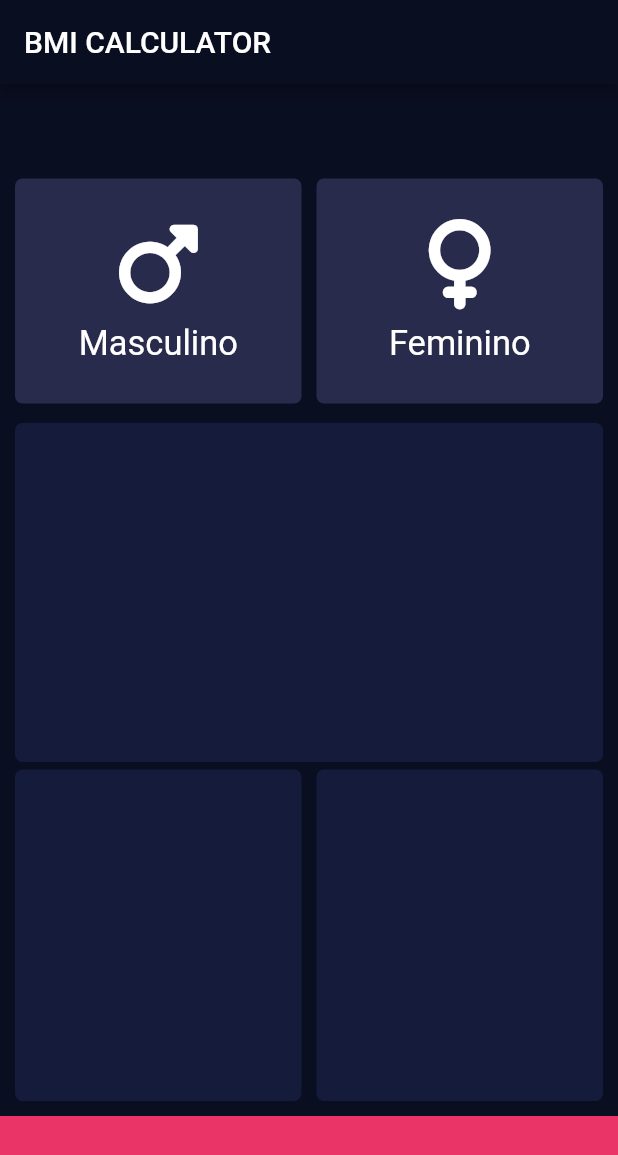
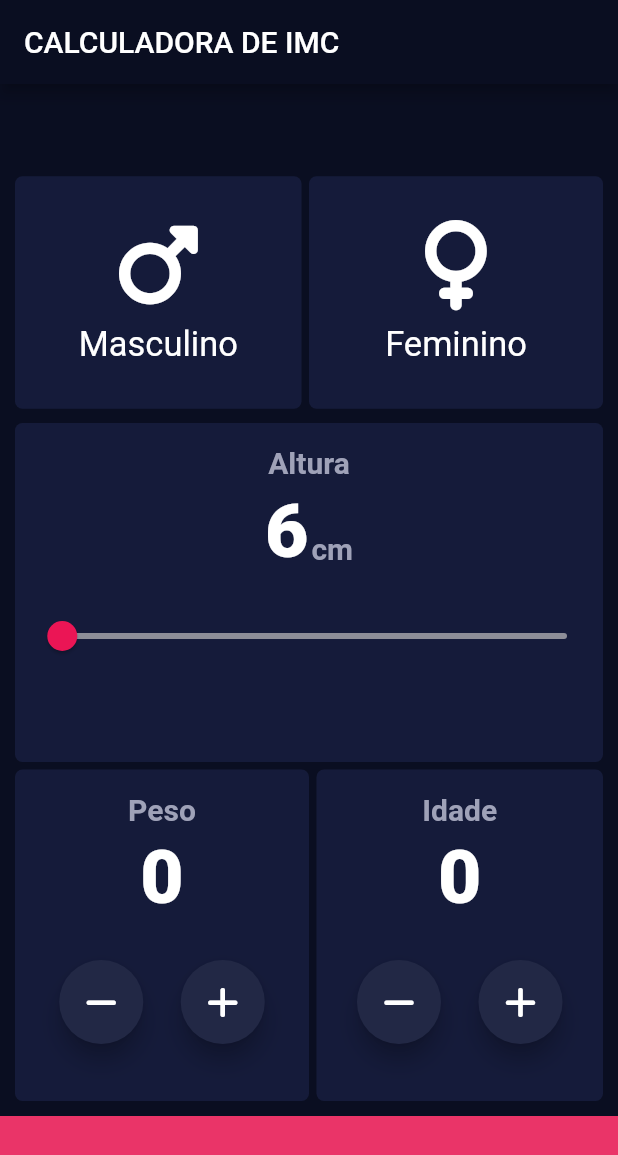
Before and after one commit to ElielViana/imc_calculator, a Flutter app: the screen it shows after launch, on a phone screen of 412 x 824 dp. Shown: the top 1155 px of the screen. Run offline on Flutter 3.47's test engine with Material 2 defaults, Android fonts, the phone set to English and light mode, and no system bars; our stand-ins replace font_awesome_flutter.

Commit message:
Atualizando projeto

```diff
--- /dev/null
+++ b/lib/botao_composicao.dart
@@ -0,0 +1,32 @@
+import 'package:flutter/material.dart';
+
+class BotaoComposicao extends StatelessWidget {
+  final VoidCallback? metodo;
+  final IconData? icone;
+  final Color? cor;
+
+  const BotaoComposicao({
+    this.metodo,
+    this.icone,
+    this.cor,
+    Key? key,
+  }) : super(key: key);
+
+  @override
+  Widget build(BuildContext context) {
+    return RawMaterialButton(
+      child: Icon(
+        icone,
+        color: Colors.white,
+      ),
+      onPressed: metodo,
+      elevation: 6,
+      fillColor: cor,
+      constraints: (const BoxConstraints.tightFor(
+        width: 56,
+        height: 56,
+      )),
+      shape: const CircleBorder(),
+    );
+  }
+}
--- a/lib/card_widget.dart
+++ b/lib/card_widget.dart
@@ -5,15 +5,17 @@ class CardWidget extends StatefulWidget {
   final String? texto;
   final IconData? icon;
   final Color cor;
+  final VoidCallback? onPress;
 
   const CardWidget({
-    required this.icon,
-    required this.texto,
-    required this.heigth,
-    required this.top,
-    required this.bottom,
-    required this.left,
-    required this.rigth,
+    this.icon,
+    this.onPress,
+    this.texto,
+    this.heigth,
+    this.top,
+    this.bottom,
+    this.left,
+    this.rigth,
     required this.cor,
     Key? key,
   }) : super(key: key);
@@ -25,7 +27,9 @@ class CardWidget extends StatefulWidget {
 class _CardWidgetState extends State<CardWidget> {
   @override
   Widget build(BuildContext context) {
-    return Container(
+    return GestureDetector(
+      onTap: widget.onPress,
+      child: Container(
         height: widget.heigth,
         width: MediaQuery.of(context).size.width,
         margin: EdgeInsets.only(
@@ -57,6 +61,7 @@ class _CardWidgetState extends State<CardWidget> {
             )
           ],
         ),
+      ),
     );
   }
 }
--- /dev/null
+++ b/lib/componente_altura.dart
@@ -0,0 +1,116 @@
+import 'package:flutter/material.dart';
+
+class ComponenteAltura extends StatefulWidget {
+  final double? heigth, top, bottom, left, rigth;
+  final String? texto;
+
+  final Color? cor;
+  final VoidCallback? onPress;
+
+  const ComponenteAltura({
+    this.onPress,
+    this.texto,
+    this.heigth,
+    this.top,
+    this.bottom,
+    this.left,
+    this.rigth,
+    this.cor,
+    Key? key,
+  }) : super(key: key);
+
+  @override
+  State<ComponenteAltura> createState() => _ComponenteAlturaState();
+}
+
+class _ComponenteAlturaState extends State<ComponenteAltura> {
+  int _value = 6;
+  @override
+  Widget build(BuildContext context) {
+    return GestureDetector(
+      onTap: widget.onPress,
+      child: Container(
+        height: widget.heigth,
+        width: MediaQuery.of(context).size.width,
+        margin: EdgeInsets.only(
+          top: widget.top ?? 0,
+          left: widget.left ?? 0,
+          right: widget.rigth ?? 0,
+        ),
+        decoration: BoxDecoration(
+          color: widget.cor,
+          borderRadius: BorderRadius.circular(5),
+        ),
+        child: Column(
+          mainAxisAlignment: MainAxisAlignment.start,
+          children: [
+            const SizedBox(
+              height: 15,
+            ),
+            const Text(
+              'Altura',
+              style: TextStyle(
+                color: Color.fromARGB(255, 159, 162, 184),
+                fontWeight: FontWeight.w600,
+                fontSize: 20,
+              ),
+            ),
+            const SizedBox(
+              height: 5,
+            ),
+            Row(
+              mainAxisAlignment: MainAxisAlignment.center,
+              children: [
+                Text(
+                  _value.toString(),
+                  style: const TextStyle(
+                    color: Colors.white,
+                    fontSize: 50,
+                    fontWeight: FontWeight.w900,
+                  ),
+                ),
+                const SizedBox(
+                  width: 2,
+                ),
+                SizedBox(
+                  height: 45,
+                  child: Column(
+                    mainAxisAlignment: MainAxisAlignment.end,
+                    children: const [
+                      Text(
+                        'cm',
+                        style: TextStyle(
+                          color: Color.fromARGB(255, 159, 162, 184),
+                          fontWeight: FontWeight.w600,
+                          fontSize: 20,
+                        ),
+                      ),
+                    ],
+                  ),
+                ),
+              ],
+            ),
+            SizedBox(
+              height: 80,
+              child: Slider(
+                  value: _value.toDouble(),
+                  min: 1.0,
+                  max: 230,
+                  activeColor: Colors.white,
+                  inactiveColor: const Color(0xFF8D8E98),
+                  thumbColor: const Color(0xFFEB1555),
+                  onChanged: (double newValue) {
+                    setState(() {
+                      _value = newValue.round();
+                    });
+                  },
+                  semanticFormatterCallback: (double newValue) {
+                    return '${newValue.round()} dollars';
+                  }),
+            ),
+          ],
+        ),
+      ),
+    );
+  }
+}
--- /dev/null
+++ b/lib/componente_base.dart
@@ -0,0 +1,92 @@
+import 'package:flutter/material.dart';
+
+class ComponenteBase extends StatefulWidget {
+  final double? heigth, top, bottom, left, rigth;
+  final String? texto, texto2;
+  final IconData? icon;
+  final Color cor;
+  final VoidCallback? onPress;
+  final Widget? buttonMinus;
+  final Widget? buttonPlus;
+
+  const ComponenteBase({
+    this.buttonMinus,
+    this.texto2,
+    this.buttonPlus,
+    this.icon,
+    this.onPress,
+    this.texto,
+    this.heigth,
+    this.top,
+    this.bottom,
+    this.left,
+    this.rigth,
+    required this.cor,
+    Key? key,
+  }) : super(key: key);
+
+  @override
+  State<ComponenteBase> createState() => _ComponenteBaseState();
+}
+
+class _ComponenteBaseState extends State<ComponenteBase> {
+  @override
+  Widget build(BuildContext context) {
+    return GestureDetector(
+      onTap: widget.onPress,
+      child: Container(
+        height: widget.heigth,
+        width: MediaQuery.of(context).size.width,
+        margin: EdgeInsets.only(
+          top: widget.top ?? 0,
+          left: widget.left ?? 0,
+          right: widget.rigth ?? 0,
+        ),
+        decoration: BoxDecoration(
+          color: widget.cor,
+          borderRadius: BorderRadius.circular(5),
+        ),
+        child: Column(
+          mainAxisAlignment: MainAxisAlignment.start,
+          children: [
+            const SizedBox(
+              height: 15,
+            ),
+            Text(
+              widget.texto ?? '',
+              style: const TextStyle(
+                color: Color.fromARGB(255, 159, 162, 184),
+                fontWeight: FontWeight.w600,
+                fontSize: 20,
+              ),
+            ),
+            const SizedBox(
+              height: 5,
+            ),
+            Text(
+              widget.texto2 ?? '',
+              style: const TextStyle(
+                color: Colors.white,
+                fontSize: 50,
+                fontWeight: FontWeight.w900,
+              ),
+            ),
+            const SizedBox(
+              height: 25,
+            ),
+            Row(
+              mainAxisAlignment: MainAxisAlignment.center,
+              children: [
+                widget.buttonMinus!,
+                const SizedBox(
+                  width: 25,
+                ),
+                widget.buttonPlus!,
+              ],
+            )
+          ],
+        ),
+      ),
+    );
+  }
+}
--- a/lib/pagina_entrada.dart
+++ b/lib/pagina_entrada.dart
@@ -1,7 +1,10 @@
 import 'package:flutter/material.dart';
 import 'package:font_awesome_flutter/font_awesome_flutter.dart';
+import 'package:imc_calculator/componente_base.dart';
 
+import 'botao_composicao.dart';
 import 'card_widget.dart';
+import 'componente_altura.dart';
 
 class PaginaEntrada extends StatefulWidget {
   const PaginaEntrada({Key? key}) : super(key: key);
@@ -10,82 +13,132 @@ class PaginaEntrada extends StatefulWidget {
   State<PaginaEntrada> createState() => _PaginaEntradaState();
 }
 
+enum Genero { masculino, feminino }
+
 class _PaginaEntradaState extends State<PaginaEntrada> {
+  Color corInativa = const Color.fromARGB(255, 21, 27, 58);
+  Genero? generoSelecionado;
+  Color corAtiva = const Color.fromARGB(255, 40, 43, 75);
+  int idade = 0;
+  int peso = 0;
   @override
   Widget build(BuildContext context) {
     return Scaffold(
       backgroundColor: const Color(0xFF0A0E21),
       appBar: AppBar(
         backgroundColor: const Color(0xFF0A0E21),
-        title: const Text('BMI CALCULATOR'),
+        title: const Text('CALCULADORA DE IMC'),
       ),
       body: Column(
         children: [
           Expanded(
             child: Row(
-              children: const [
+              children: [
                 Expanded(
                   child: CardWidget(
+                    onPress: () {
+                      setState(() {
+                        generoSelecionado = Genero.masculino;
+                      });
+                    },
                     icon: FontAwesomeIcons.mars,
                     texto: 'Masculino',
-                    bottom: null,
-                    heigth: 150,
-                    top: 50,
+                    heigth: 155,
+                    top: 52,
                     left: 10,
                     rigth: 5,
-                    cor: Color.fromARGB(255, 40, 43, 75),
+                    cor: generoSelecionado == Genero.masculino
+                        ? corAtiva
+                        : corInativa,
                   ),
                 ),
                 Expanded(
                   child: CardWidget(
+                    onPress: () {
+                      setState(() {
+                        generoSelecionado = Genero.feminino;
+                      });
+                    },
                     icon: FontAwesomeIcons.venus,
                     texto: 'Feminino',
-                    bottom: null,
-                    heigth: 150,
-                    top: 50,
-                    left: 5,
+                    heigth: 155,
+                    top: 52,
                     rigth: 10,
-                    cor: Color.fromARGB(255, 40, 43, 75),
+                    cor: generoSelecionado == Genero.feminino
+                        ? corAtiva
+                        : corInativa,
                   ),
                 ),
               ],
             ),
           ),
           const Expanded(
-            child: CardWidget(
-                icon: null,
-                texto: null,
+            child: ComponenteAltura(
               bottom: 20,
-                heigth: null,
-                top: null,
               left: 10,
               rigth: 10,
-                cor: Color.fromARGB(255, 21, 27, 58)),
+              cor: Color.fromARGB(255, 21, 27, 58),
+            ),
           ),
           Expanded(
             child: Row(
-              children: const [
+              children: [
                 Expanded(
-                  child: CardWidget(
-                      icon: null,
-                      texto: null,
+                  child: ComponenteBase(
+                    buttonMinus: BotaoComposicao(
+                      icone: FontAwesomeIcons.minus,
+                      cor: const Color.fromARGB(255, 34, 40, 69),
+                      metodo: () {
+                        setState(() {
+                          peso--;
+                        });
+                      },
+                    ),
+                    buttonPlus: BotaoComposicao(
+                      icone: FontAwesomeIcons.plus,
+                      cor: const Color.fromARGB(255, 34, 40, 69),
+                      metodo: () {
+                        setState(() {
+                          peso++;
+                        });
+                      },
+                    ),
+                    texto: 'Peso',
+                    texto2: peso.toString(),
                     bottom: 20,
-                      heigth: null,
                     top: 5,
                     left: 10,
-                      rigth: 5,
-                      cor: Color.fromARGB(255, 21, 27, 58)),
+                    cor: const Color.fromARGB(255, 21, 27, 58),
+                  ),
                 ),
                 Expanded(
-                  child: CardWidget(
-                      icon: null,
-                      texto: null,
+                  child: ComponenteBase(
+                    buttonMinus: BotaoComposicao(
+                      icone: FontAwesomeIcons.minus,
+                      cor: const Color.fromARGB(255, 34, 40, 69),
+                      metodo: () {
+                        setState(() {
+                          idade--;
+                        });
+                      },
+                    ),
+                    buttonPlus: BotaoComposicao(
+                      icone: FontAwesomeIcons.plus,
+                      cor: const Color.fromARGB(255, 34, 40, 69),
+                      metodo: () {
+                        setState(() {
+                          idade++;
+                        });
+                      },
+                    ),
+                    texto: 'Idade',
+                    texto2: idade.toString(),
                     bottom: 20,
-                      heigth: null,
                     top: 5,
                     left: 5,
                     rigth: 10,
-                      cor: Color.fromARGB(255, 21, 27, 58)),
+                    cor: const Color.fromARGB(255, 21, 27, 58),
+                  ),
                 ),
               ],
             ),
```
Lines whose indentation alone changed are shown as unchanged.
